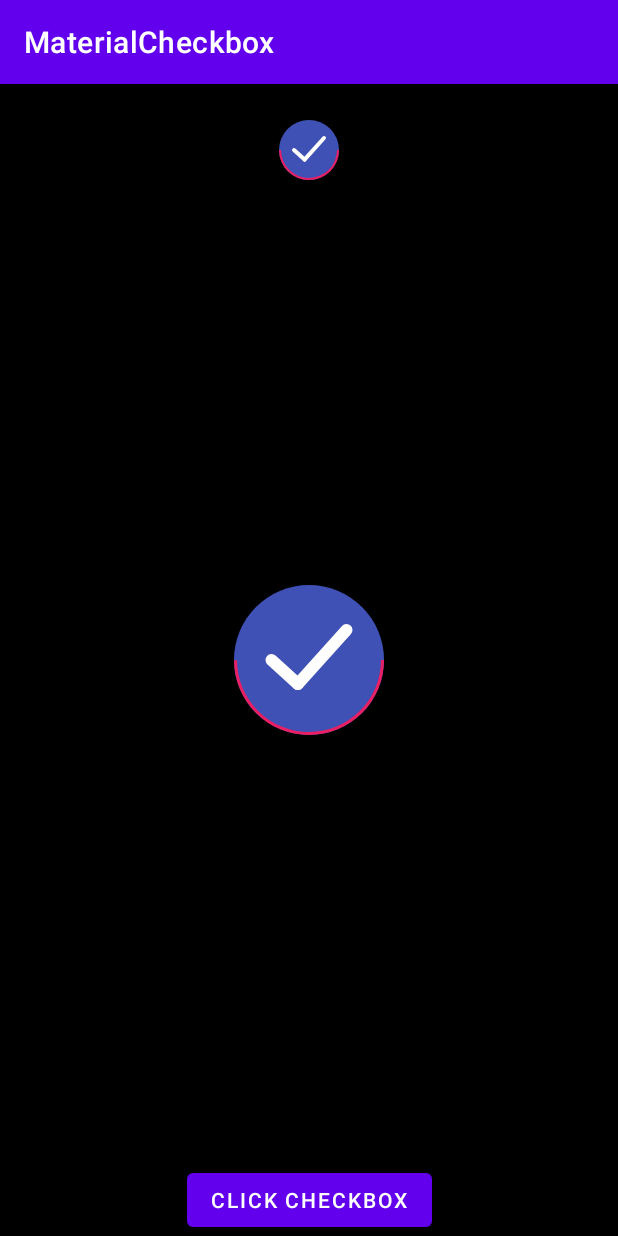
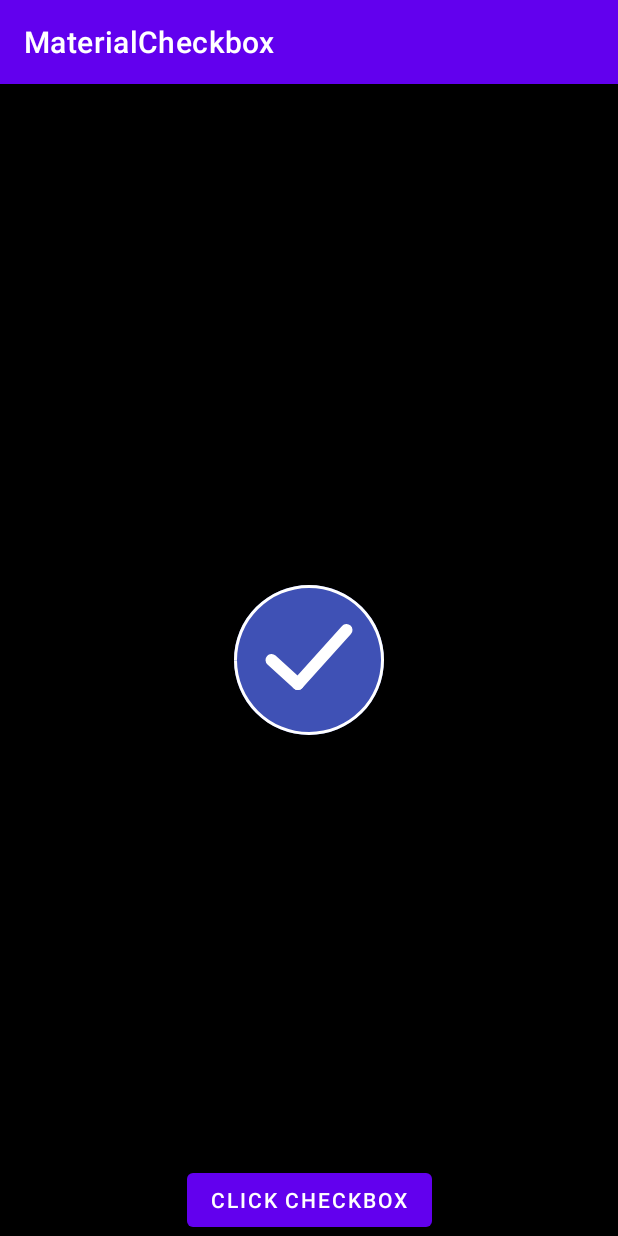
Before and after one commit to AhM0D/CheckBox, an Android app: the screen it shows after launch (MainActivity), after a tap on "CLICK CHECKBOX", on a phone screen of 412 x 824 dp. Run offline under Robolectric (Android 15) with nearby library versions, the phone set to English and light mode, and no system bars.

Commit message:
Improve sample app

```diff
--- a/sample/src/main/java/ir/teamtea/materialcheckbox/MainActivity.java
+++ b/sample/src/main/java/ir/teamtea/materialcheckbox/MainActivity.java
@@ -50,8 +50,8 @@ public class MainActivity extends AppCompatActivity {
                 .setCheckThickness(4)
                 .setBackGroundColor(getResources().getColor(R.color.blue))
                 .setCheckIconColor(getResources().getColor(R.color.white))
-                .setBorderColor(getResources().getColor(R.color.red))
-                .setCircleStrokeStartAngle(0)
+                .setBorderColor(getResources().getColor(R.color.white))
+                .setCircleStrokeStartAngle(180)
                 .setCircleStrokeDegree(180)
                 .setDuration(150)
                 .setCheckAnimDuration(100)
--- a/sample/src/main/res/layout/activity_main.xml
+++ b/sample/src/main/res/layout/activity_main.xml
@@ -12,7 +12,7 @@
         android:layout_width="100dp"
         android:layout_height="100dp"
         app:backgroundColor="@color/blue"
-        app:borderColor="@color/red"
+        app:borderColor="@color/white"
         app:borderSize="2dp"
         app:checkIconColor="@color/white"
         app:checkIconSize="8dp"
@@ -20,14 +20,15 @@
         app:layout_constraintLeft_toLeftOf="parent"
         app:layout_constraintRight_toRightOf="parent"
         app:layout_constraintTop_toTopOf="parent"
-        app:strokeDegree="180"
-        app:strokeStartAngle="0" />
+        app:strokeDegree="360"
+        app:strokeStartAngle="180" />
 
     <FrameLayout
         android:id="@+id/customView"
         android:layout_width="wrap_content"
         android:layout_height="wrap_content"
         android:layout_margin="24dp"
+        android:visibility="gone"
         app:layout_constraintLeft_toLeftOf="parent"
         app:layout_constraintRight_toRightOf="parent"
         app:layout_constraintTop_toTopOf="parent" />
```
